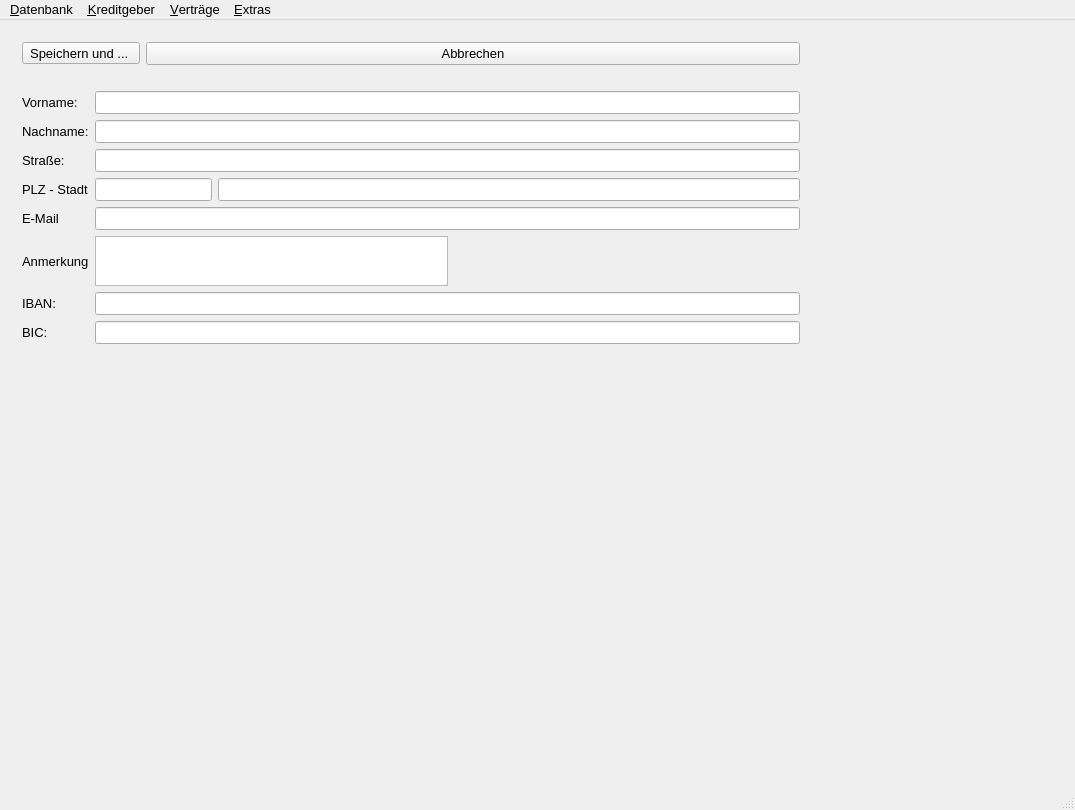
Qt form DKV2/mainwindow.ui (Schachigel/DKV2) before a commit.
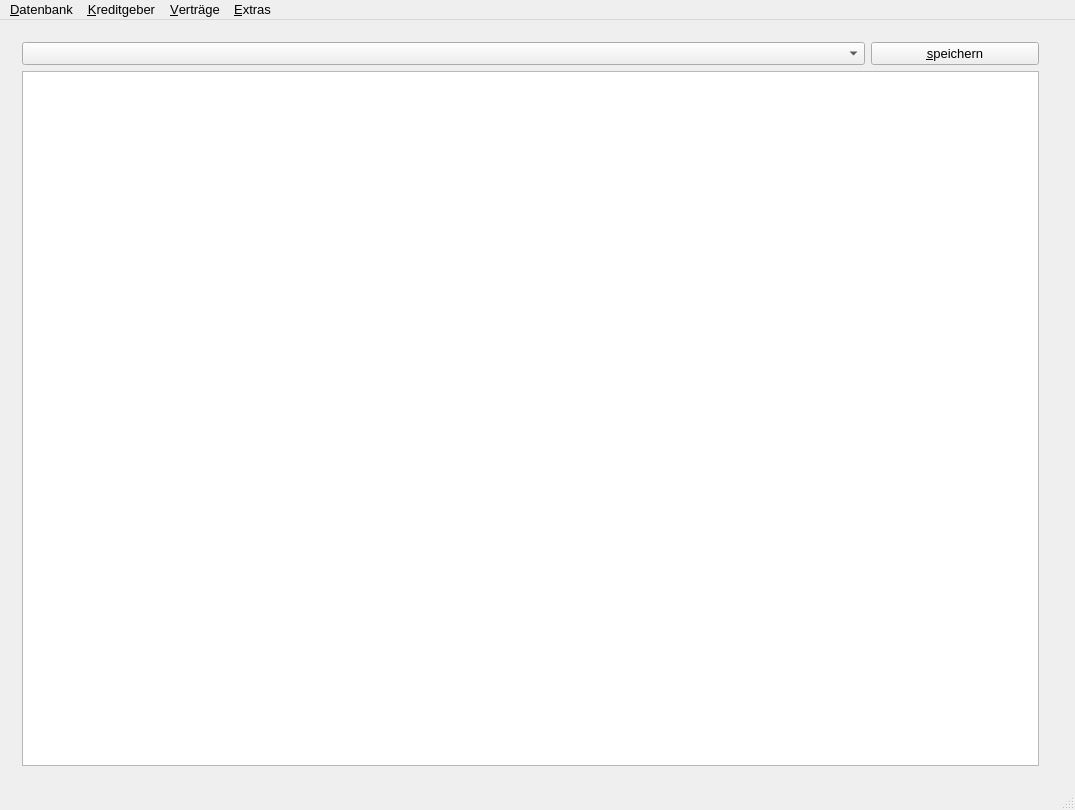
The same form after that commit. The open tabs and pages were chosen to show the change. Icons and pictures are not drawn. Custom widgets are drawn as their Qt base class.

Commit message: edit creditor wizard

```diff
--- a/DKV2/mainwindow.ui
+++ b/DKV2/mainwindow.ui
@@ -99,219 +99,6 @@
         </item>
        </layout>
       </widget>
-      <widget class="QWidget" name="NewPerson">
-       <property name="maximumSize">
-        <size>
-         <width>800</width>
-         <height>16777215</height>
-        </size>
-       </property>
-       <layout class="QVBoxLayout" name="verticalLayout">
-        <item>
-         <layout class="QHBoxLayout" name="hlNeuePersonButtons">
-          <item>
-           <widget class="uiCustomToolButton" name="customBtn_saveCreditorAnd">
-            <property name="toolTip">
-             <string>Der DK Geber wird gespeichert und ein weiterer Datensatz zur Eingabe angelegt</string>
-            </property>
-            <property name="text">
-             <string>Speichern und ... </string>
-            </property>
-           </widget>
-          </item>
-          <item>
-           <widget class="QPushButton" name="cancelCreateCreditor">
-            <property name="toolTip">
-             <string>Das Anlegen des DK Gebers wird abgebrochen</string>
-            </property>
-            <property name="text">
-             <string>Abbrechen</string>
-            </property>
-           </widget>
-          </item>
-         </layout>
-        </item>
-        <item>
-         <spacer name="horizontalSpacer_2">
-          <property name="orientation">
-           <enum>Qt::Horizontal</enum>
-          </property>
-          <property name="sizeHint" stdset="0">
-           <size>
-            <width>40</width>
-            <height>20</height>
-           </size>
-          </property>
-         </spacer>
-        </item>
-        <item>
-         <layout class="QFormLayout" name="formLayout">
-          <item row="0" column="0">
-           <widget class="QLabel" name="lVorname">
-            <property name="text">
-             <string>Vorname:</string>
-            </property>
-            <property name="buddy">
-             <cstring>leVorname</cstring>
-            </property>
-           </widget>
-          </item>
-          <item row="0" column="1">
-           <widget class="QLineEdit" name="leVorname"/>
-          </item>
-          <item row="1" column="0">
-           <widget class="QLabel" name="lNachname">
-            <property name="text">
-             <string>Nachname:</string>
-            </property>
-            <property name="buddy">
-             <cstring>leNachname</cstring>
-            </property>
-           </widget>
-          </item>
-          <item row="1" column="1">
-           <widget class="QLineEdit" name="leNachname"/>
-          </item>
-          <item row="2" column="0">
-           <widget class="QLabel" name="lStrasse">
-            <property name="text">
-             <string>Straße:</string>
-            </property>
-            <property name="buddy">
-             <cstring>leStrasse</cstring>
-            </property>
-           </widget>
-          </item>
-          <item row="2" column="1">
-           <widget class="QLineEdit" name="leStrasse"/>
-          </item>
-          <item row="4" column="0">
-           <widget class="QLabel" name="lPlzStadt">
-            <property name="text">
-             <string>PLZ - Stadt</string>
-            </property>
-            <property name="buddy">
-             <cstring>lePlz</cstring>
-            </property>
-           </widget>
-          </item>
-          <item row="4" column="1">
-           <layout class="QHBoxLayout" name="horizontalLayout_3" stretch="1,5">
-            <item>
-             <widget class="QLineEdit" name="lePlz">
-              <property name="maxLength">
-               <number>8</number>
-              </property>
-             </widget>
-            </item>
-            <item>
-             <widget class="QLineEdit" name="leStadt"/>
-            </item>
-           </layout>
-          </item>
-          <item row="5" column="0">
-           <widget class="QLabel" name="lblEMail">
-            <property name="text">
-             <string>E-Mail</string>
-            </property>
-            <property name="buddy">
-             <cstring>leEMail</cstring>
-            </property>
-           </widget>
-          </item>
-          <item row="5" column="1">
-           <widget class="QLineEdit" name="leEMail"/>
-          </item>
-          <item row="6" column="0" colspan="2">
-           <layout class="QHBoxLayout" name="horizontalLayout_6">
-            <item>
-             <widget class="QLabel" name="lblAnmerkung">
-              <property name="text">
-               <string>Anmerkung</string>
-              </property>
-              <property name="buddy">
-               <cstring>txtAnmerkung</cstring>
-              </property>
-             </widget>
-            </item>
-            <item>
-             <widget class="QPlainTextEdit" name="txtAnmerkung">
-              <property name="minimumSize">
-               <size>
-                <width>0</width>
-                <height>50</height>
-               </size>
-              </property>
-              <property name="maximumSize">
-               <size>
-                <width>16777215</width>
-                <height>50</height>
-               </size>
-              </property>
-             </widget>
-            </item>
-            <item>
-             <spacer name="horizontalSpacer">
-              <property name="orientation">
-               <enum>Qt::Horizontal</enum>
-              </property>
-              <property name="sizeHint" stdset="0">
-               <size>
-                <width>40</width>
-                <height>20</height>
-               </size>
-              </property>
-             </spacer>
-            </item>
-           </layout>
-          </item>
-          <item row="9" column="0">
-           <widget class="QLabel" name="lIban">
-            <property name="text">
-             <string>IBAN:</string>
-            </property>
-            <property name="buddy">
-             <cstring>leIban</cstring>
-            </property>
-           </widget>
-          </item>
-          <item row="9" column="1">
-           <widget class="QLineEdit" name="leIban"/>
-          </item>
-          <item row="10" column="0">
-           <widget class="QLabel" name="lBic">
-            <property name="text">
-             <string>BIC:</string>
-            </property>
-            <property name="buddy">
-             <cstring>leBic</cstring>
-            </property>
-           </widget>
-          </item>
-          <item row="10" column="1">
-           <widget class="QLineEdit" name="leBic"/>
-          </item>
-          <item row="11" column="0">
-           <widget class="QLabel" name="lblPersId">
-            <property name="text">
-             <string/>
-            </property>
-           </widget>
-          </item>
-          <item row="11" column="1">
-           <widget class="QLabel" name="lblHiddenPersId">
-            <property name="enabled">
-             <bool>false</bool>
-            </property>
-            <property name="text">
-             <string/>
-            </property>
-           </widget>
-          </item>
-         </layout>
-        </item>
-       </layout>
-      </widget>
       <widget class="QWidget" name="ContractsListPage">
        <layout class="QVBoxLayout" name="verticalLayout_4">
         <item>
@@ -727,13 +514,6 @@
   </action>
  </widget>
  <layoutdefault spacing="6" margin="11"/>
- <customwidgets>
-  <customwidget>
-   <class>uiCustomToolButton</class>
-   <extends>QToolButton</extends>
-   <header>uicustomtoolbutton.h</header>
-  </customwidget>
- </customwidgets>
  <tabstops>
   <tabstop>le_CreditorsFilter</tabstop>
   <tabstop>btn_reset_filter_creditors</tabstop>
```
Left out of the diff: 50 changed lines with no effect on the pictures. The commit also changes 19 other files.
